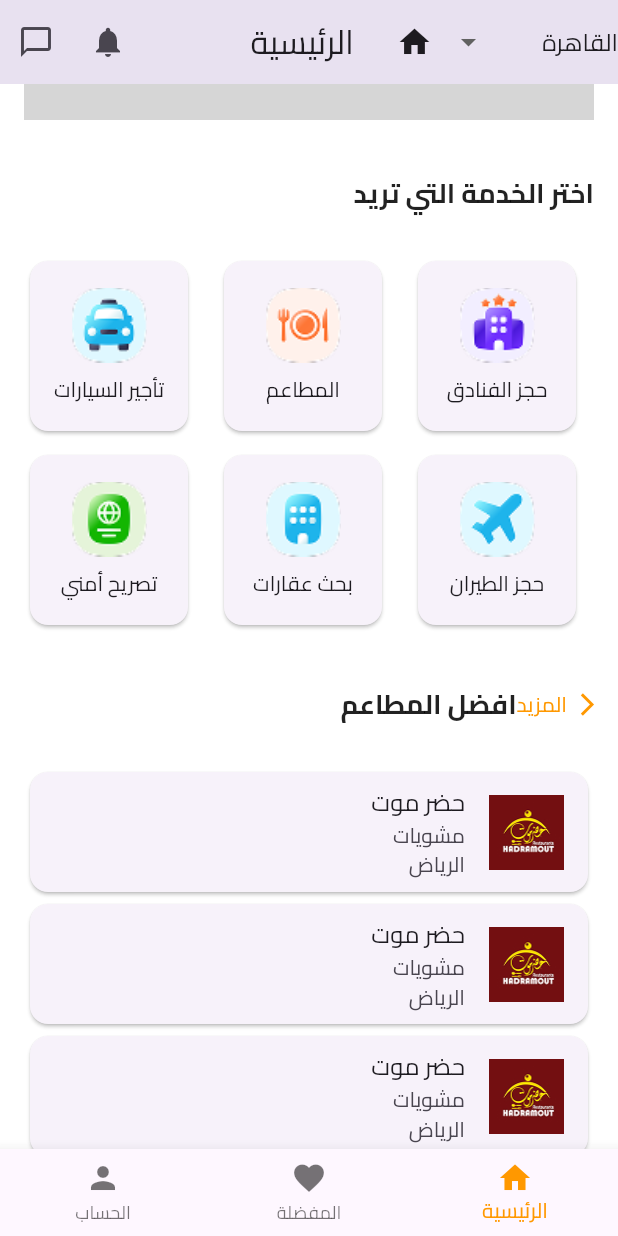
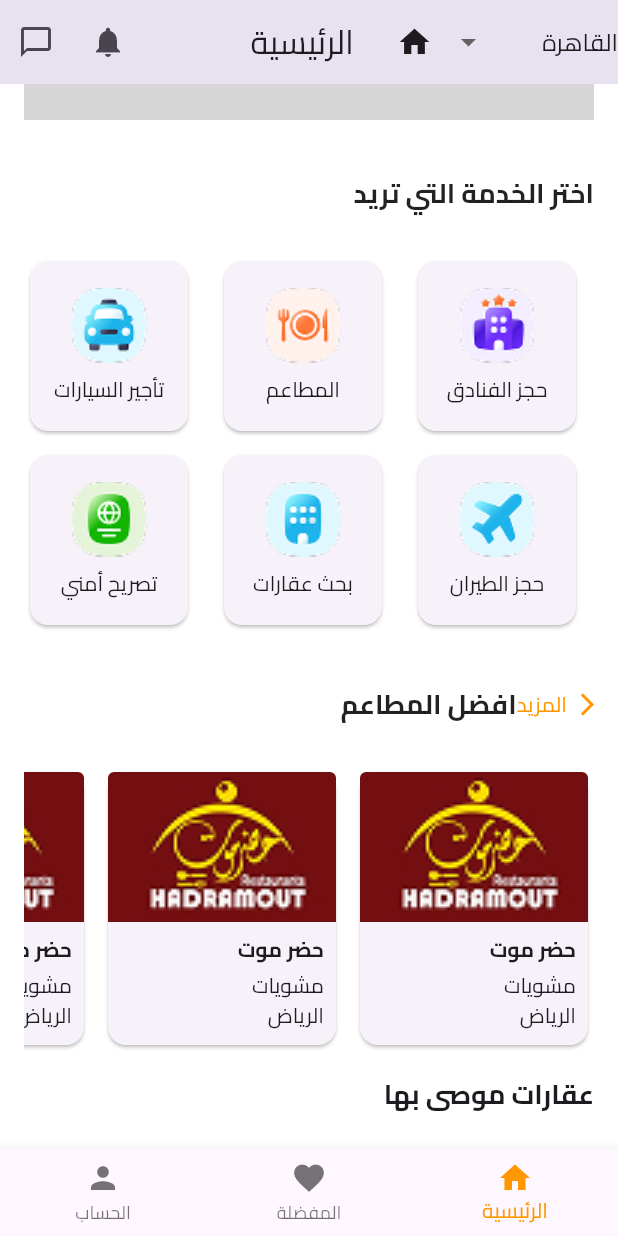
Before and after one commit to dwam-tech/app-masar-v1, a Flutter app: the UserHomeScreen screen opened by its route, scrolled down 214 dp, on a phone screen of 412 x 824 dp. Run offline on Flutter 3.47's test engine with Material 3 defaults, Android fonts, the phone set to English and light mode, and no system bars; drawn by our look-alikes of cached_network_image; our stand-ins replace file_picker, go_router, shared_preferences; accounts and stored records are empty; network calls fail; grey boxes are pictures that could not be loaded.

Commit message:
Add horizontal slider for recommended restaurants

```diff
--- a/lib/screens/user/user_home_screen.dart
+++ b/lib/screens/user/user_home_screen.dart
@@ -10,6 +10,7 @@ import 'package:saba2v2/providers/auth_provider.dart';
 import 'package:cached_network_image/cached_network_image.dart';
 import 'package:saba2v2/widgets/service_card.dart';
 import 'package:saba2v2/widgets/restaurant_card.dart';
+import 'package:saba2v2/widgets/restaurant_slider_card.dart';
 import 'package:saba2v2/widgets/real_estate_card.dart';
 
 class UserHomeScreen extends StatefulWidget {
@@ -221,9 +222,16 @@ class _UserHomeScreenState extends State<UserHomeScreen> {
               const SizedBox(height: 8.0),
               Consumer<RestaurantProvider>(
                 builder: (context, provider, child) {
-                  return Column(
-                    children: provider.recommendedRestaurants.map((restaurant) {
-                      return RestaurantCard(
+                  return SizedBox(
+                    height: 190,
+                    child: ListView.builder(
+                      scrollDirection: Axis.horizontal,
+                      itemCount: provider.recommendedRestaurants.length,
+                      itemBuilder: (context, index) {
+                        final restaurant = provider.recommendedRestaurants[index];
+                        return Padding(
+                          padding: const EdgeInsets.only(left: 8.0),
+                          child: RestaurantSliderCard(
                             id: restaurant.id,
                             imageUrl: restaurant.imageUrl,
                             name: restaurant.name,
@@ -231,8 +239,10 @@ class _UserHomeScreenState extends State<UserHomeScreen> {
                             location: restaurant.location,
                             onTap: () =>
                                 context.go('/restaurant-details/${restaurant.id}'),
+                          ),
                         );
-                    }).toList(),
+                      },
+                    ),
                   );
                 },
               ),
--- /dev/null
+++ b/lib/widgets/restaurant_slider_card.dart
@@ -0,0 +1,64 @@
+import 'package:flutter/material.dart';
+
+class RestaurantSliderCard extends StatelessWidget {
+  final String id;
+  final String name;
+  final String imageUrl;
+  final String category;
+  final String location;
+  final VoidCallback onTap;
+
+  const RestaurantSliderCard({
+    super.key,
+    required this.id,
+    required this.name,
+    required this.imageUrl,
+    required this.category,
+    required this.location,
+    required this.onTap,
+  });
+
+  @override
+  Widget build(BuildContext context) {
+    return InkWell(
+      onTap: onTap,
+      child: SizedBox(
+        width: 160,
+        child: Card(
+          child: Column(
+            crossAxisAlignment: CrossAxisAlignment.start,
+            children: [
+              ClipRRect(
+                borderRadius: const BorderRadius.vertical(top: Radius.circular(4)),
+                child: Image.asset(
+                  imageUrl,
+                  height: 100,
+                  width: double.infinity,
+                  fit: BoxFit.cover,
+                ),
+              ),
+              Padding(
+                padding: const EdgeInsets.all(8.0),
+                child: Column(
+                  crossAxisAlignment: CrossAxisAlignment.start,
+                  children: [
+                    Text(
+                      name,
+                      style: const TextStyle(
+                        fontFamily: 'Cairo',
+                        fontWeight: FontWeight.bold,
+                      ),
+                    ),
+                    const SizedBox(height: 4),
+                    Text(category, style: const TextStyle(fontFamily: 'Cairo')),
+                    Text(location, style: const TextStyle(fontFamily: 'Cairo')),
+                  ],
+                ),
+              )
+            ],
+          ),
+        ),
+      ),
+    );
+  }
+}
```
Lines whose indentation alone changed are shown as unchanged.
